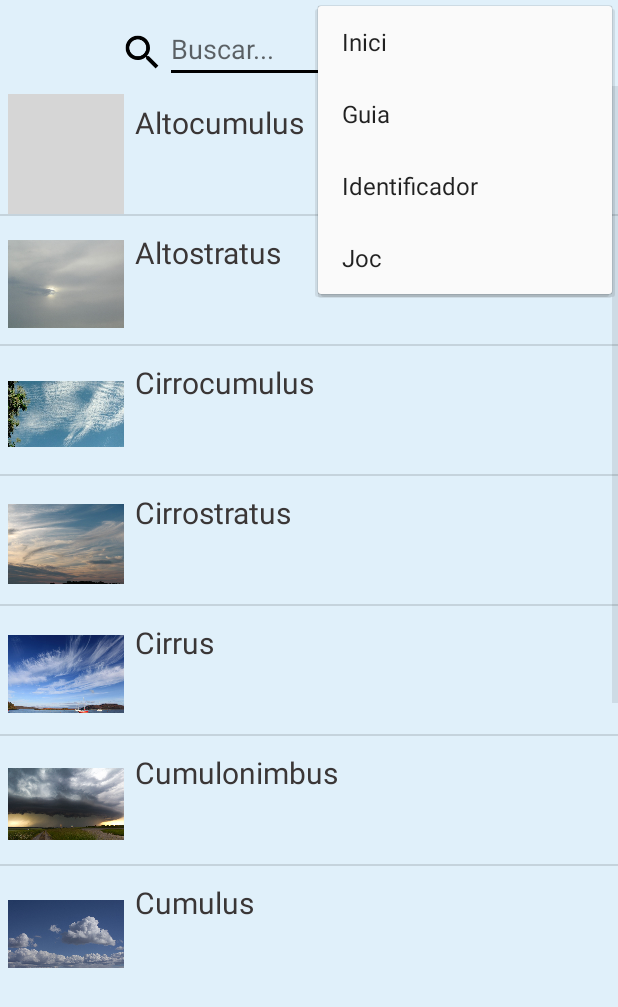
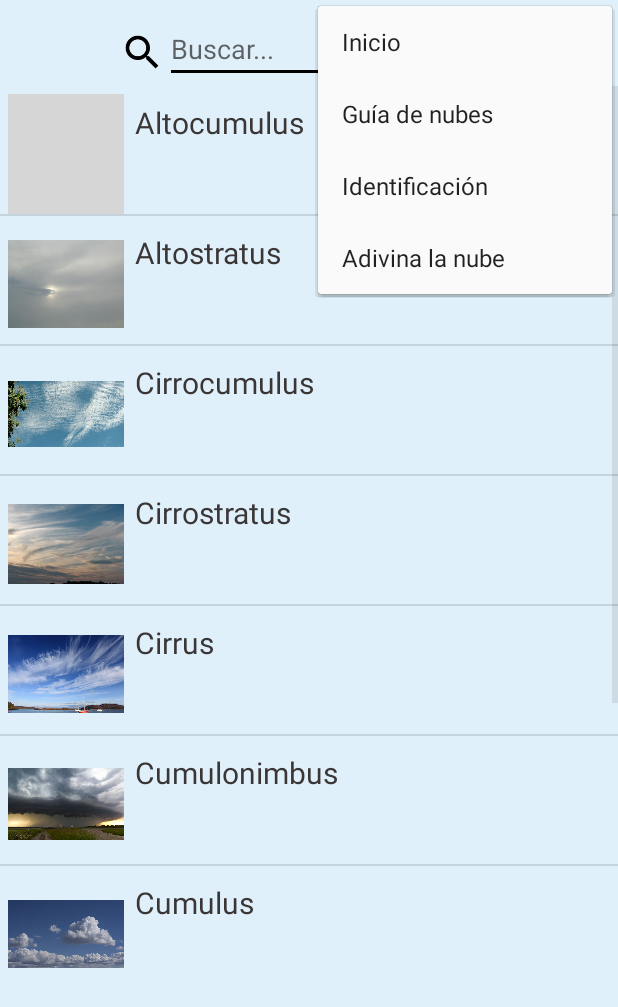
Before and after one commit to txeto90/MyClouds, an Android app: the NuvolListActivity screen opened directly, with no data from a screen before it, with the options menu open, on a phone screen of 412 x 824 dp. Shown: the top 1007 px of the screen. Run offline under Robolectric (Android 15) with nearby library versions, the phone set to English and light mode, and no system bars; grey boxes are pictures that could not be loaded.

Commit message:
falta: - banners

```diff
--- a/app/src/main/java/com/example/myclouds/dao/SQLiteHelper.java
+++ b/app/src/main/java/com/example/myclouds/dao/SQLiteHelper.java
@@ -3,30 +3,28 @@ package com.example.myclouds.dao;
 import android.content.Context;
 import android.database.sqlite.SQLiteDatabase;
 import android.database.sqlite.SQLiteOpenHelper;
-import android.util.Log;
-
 import com.example.myclouds.R;
 import java.io.BufferedReader;
 import java.io.IOException;
 import java.io.InputStream;
 import java.io.InputStreamReader;
-import java.util.Locale;
+
 
 public class SQLiteHelper extends SQLiteOpenHelper {
     private static final String DATABASE_NAME = "nuvols";
     private static final int DATABASE_VERSION = 2;
 
     private final String sqlTableNuvols = "CREATE TABLE nuvols (codi INTEGER PRIMARY KEY, nom TEXT, abrev TEXT, altura TEXT, precipitacio TEXT, descripcio TEXT,  imatge TEXT, icono TEXT)";
-    private final String n1 = "INSERT INTO nuvols (codi, nom, abrev, altura, precipitacio, descripcio, imatge, icono) VALUES (0, 'Cirrus', 'Ci', 'Por encima de los 5 kilometros', 'No', 'Tipo de nube separada, formando filamentos blancos de aspecto fibroso o sedoso. Formadas por cristales de hielo más pesados, que precipitan, dándole su particular aspecto. \n \n Una forma de virga (la nube parece que cae pero se evapora antes de alcanzar el suelo) indican la diferencia en el movimiento del aire entre la parte superior del cirrus y el aire de debajo. Cuando se disponen aislados son síntoma de buen tiempo, pero si avanzan organizados aumentando progresivamente, indican un cambio inminente del tiempo. \n \n Los cirros contribuyen a atrapar el calor emitido por la Tierra hacia el espacio, en consecuencia, no está bien determinado si el efecto de los cirros es de calentamiento o de enfriamiento de la tierra.', 'cirrus_img', 'ci');";
-    private final String n2 = "INSERT INTO nuvols (codi, nom, abrev, altura, precipitacio, descripcio, imatge, icono) VALUES (1, 'Cirrocumulus', 'Cc', 'Entre 6 y 12 kilometros', 'No', 'Nube formada por pequeñas y delgadas áreas blancas, las cuales están compuestas por granos u ondas muy pequeñas. Se forman a partir de cirros o cirrostratos cuando son calentadas desde abajo. Este proceso de calentamiento hace que el aire se eleve y se meta dentro de la nube. Razón por la cual el cirrocúmulo se asocia casi siempre con cirros y cirroestratos. \n \n Los cirrocúmulos y los altocúmulos parecen idénticos, sin embargo, los cirrocúmulos son más altos y no producen sombra. Como todas las nubes de los niveles altos, los cirrocúmulos están compuestos por cristales de hielo, que al evaporarse pueden dar lugar a la aparición de espacios entre las nubes. Estas nubes son síntomas de buen tiempo, salvo si aumentan considerablemente, no suelen indicar cambio de tiempo.', 'cirrocumulus_img', 'cc');";
-    private final String n3 = "INSERT INTO nuvols (codi, nom, abrev, altura, precipitacio, descripcio, imatge, icono) VALUES (2, 'Cirrostratus', 'Cs', 'Entre 6 y 12 kilometros', 'No, aunque suelen anunciarlas', 'Tipo de nubes altas caracterizadas por estar compuestas de cristales de hielo y frecuentemente por la producción del fenómeno óptico, llamado halo. Suelen aparecer como velos blanquecinos, transparentes y fibrosos, a veces cubriendo gran parte o la totalidad del cielo. \n \n Estas nubes suelen suceder a los Cirros y preludian la llegada de mal tiempo por tormentas o frentes cálidos. Son signo de precipitación moderada en las siguientes 12 horas.', 'cirrostratus_img', 'cs');";
-    private final String n4 = "INSERT INTO nuvols (codi, nom, abrev, altura, precipitacio, descripcio, imatge, icono) VALUES (3, 'Altostratus', 'As', 'Entre 2 y 5 kilometros', 'Sí', 'Clase de nube caracterizada por una gran lámina de color grisáceo uniforme, más claras en color que los nimbostratus y más oscuras que los cirroestratos, siendo potencialmente peligrosas para la aeronavegación. En la sección más fina de la nube, se puede ver el sol débilmente como un disco.\n \n Una forma de diferenciar altrostratos y cirrostratos, a parte del halo caracteristico de las nubes cirriformes, es ver si hay sombras en el suelo, en caso negativo, son altoestratos, ya que las cirrostratos son suficientemente trasnparentes para dejar que pase el sol. \n \n Estas nubes son formadas por delante de tormentas, que pueden producir precipitaciones generalizadas y relativamente continuadas, con descenso de la temperatura.', 'altostratus_img', 'as');";
-    private final String n5 = "INSERT INTO nuvols (codi, nom, abrev, altura, precipitacio, descripcio, imatge, icono) VALUES (4, 'Altocumulus', 'Ac', 'Entre 2 y 6 kilometros', 'No, aunque suelen anunciarlas', 'Caracterizada en estratos, capas, o parches con masas en ondas o bandas, de color grisáceas. Generalmente, la nube tiene una parte más oscura que la otra, lo que las ayuda a diferenciarse de los cirrocúmulos. \n \n Los altocúmulos frecuentemente preceden a un frente frío, y con la presencia de mañanas calurosas y húmedas de verano, señalan el desarrollo de nubes de tormenta más tarde en el día. Cuando sus parches se disponen en \"ovejas\" se trata de altocumulus castellanus o castellatus, frecuentemente asociadas a señales de tormenta avanzado el día, debido a que son signo de inestabilidad y convección en los niveles medios de la troposfera. En la zona donde hubiese imponentes cúmulos pueden convertirse en cumulonimbus, una de las tres nubes de advertencia registradas a menudo por la industria de la aviación. \n \n Una forma de altocúmulos, los altocumulus lenticularis u ondas de montaña, suelen reportarse como OVNI.', 'altocumulus_img', 'ac');";
-    private final String n6 = "INSERT INTO nuvols (codi, nom, abrev, altura, precipitacio, descripcio, imatge, icono) VALUES (5, 'Stratus', 'St', 'Menos de 2 kilometros', 'Sí', 'Manto de nubes chatas, sin estructura definida y de baja altitud, siendo de color gris negruzco hasta blanquecinas, y presentando manchas de diferente opacidad y variaciones de color. \n \n Estas nubes son parecidas a una niebla que no llega hasta el suelo, dando en ocasiones, precipitación, transformándose, en caso de estar bajas en altitud, en neblina, niebla, o en llovizna. Las formaciones de estratos vienen acompañadas de precipitación con nimboestratos. \n \n Durante otoño e invierno los estratos pueden permanecer en el cielo durante toda la jornada, mientras que, durante la primavera y principios del verano aparecen durante la madrugada dispersándose durante el día, indicando buen tiempo.', 'stratus_img', 'st');";
-    private final String n7 = "INSERT INTO nuvols (codi, nom, abrev, altura, precipitacio, descripcio, imatge, icono) VALUES (6, 'Stratocumulus', 'Sc', 'Por debajo de 2 kilometros', 'No', 'Nubes caracterizadas por ser grandes masas oscuras, redondeadas, generalmente en grupos, cuyo elementos individuales son más grandes que los de altocumulus, pudiéndose observar el cielo entre ellos. \n \n Generalmente los estratocúmulos no aportan precipitación, o solamente lloviznas o neviscas. Sin embargo, estas nubes suelen anticipar peor tiempo, indicando tormentas a futuro, o al menos un frente tormentoso.\n \n Similares en apariencia a los altocumulos, suelen confundirse. Para distinguirlos, se compara el tamaño de las masas individuales o rollos, apuntando el índice en la dirección de la nube, en caso de ser como el tamaño del pulgar, es un altocúmulo, si es como toda la mano, es un estratocumulo.', 'stratocumulus_img', 'sc');";
-    private final String n8 = "INSERT INTO nuvols (codi, nom, abrev, altura, precipitacio, descripcio, imatge, icono) VALUES (7, 'Nimbostratus', 'Ns', 'Menos de 3 kilometros', 'Sí', 'Nube oscura caracterizada por capas uniformes, generalmente de color gris oscuro, que resultan del engrosamiento de los altoestratos. Los nimbostratos bloquean completamente la luz solar, disminuyendo la visibilidad. \n \n En comparación con los estratos, altoestratos y cirroestratos, los nimboestratos siempre dan precipitaciones, que suelen ser continuas y no muy intensas.', 'nimbostratus_img', 'ns');";
-    private final String n9 = "INSERT INTO nuvols (codi, nom, abrev, altura, precipitacio, descripcio, imatge, icono) VALUES (8, 'Cumulus', 'Cu', 'Por debajo de 2 kilometros', 'Depende, cumulus congestus sí.', 'Tipo de nube con un considerable desarrollo vertical, bordes claramente definidos y un aspecto a menudo parecido al \"algodón\", pudiendo aparecer a pocos cientos de metros del suelo en días húmedos. \n \n Los cúmulos que presentan un ligero crecimiento vertical, llamados cumulus humilis, están asociados al buen tiempo, por lo contrario, si crecen hasta tener una cúpula, se les llama cumulus congestus, siendo nubes de carácter imponente (precursores de otros tipos de nubes, como el cumulonimbo), formadas por lo general de manera aislada, aunque en ocasiones, si se unen varias de ellas, llegan a producir precipitaciones en forma de chubascos.', 'cumulus_img', 'cu');";
-    private final String n10 = "INSERT INTO nuvols (codi, nom, abrev, altura, precipitacio, descripcio, imatge, icono) VALUES (9, 'Cumulonimbus', 'Cb', 'Por debajo de 2 kilometros y hasta 15-20 kilometros', 'Lluvias intensas y tormentas electricas', 'Nubes de gran desarrollo vertical, internamente formadas por una columna de aire cálido y húmedo que se eleva en forma de espiral rotatoria. Para su formación se necesita la concurrencia de tres factores: mucha humedad en el ambiente, una masa inestable de aire caliente y una fuente de energía para subir rápidamente esa masa.\n \n Su base puede encontrarse a no más de 600 metros del suelo, mientras que la cima puede ser superior a los 10 km de altitud. Cuando están plenamente desarrolladas adoptan una forma de yunque con la punta hacia atrás con respecto a la dirección del desplazamiento de la tormenta, es decir, a sotavento. La cima de cumulonimbus suele ser lisa o con estrías, y casi siempre aplastada. Por debajo de la base, muy oscura, aparecen nubes bajas, rasgadas y lluvias. En el desarrollo de las nubes, la cumulonimbus se forman luego de las cumulus congestus.\n \n Estas nubes suelen producir precipitaciones intensas y tormentas eléctricas, especialmente cuando ya están plenamente desarrolladas. Se pueden formar aisladamente, en grupos, o a lo largo de un frente frío en una línea de inestabilidad.', 'cumulonimbus_img', 'cb');";
+    private final String n1 = "INSERT INTO nuvols (codi, nom, abrev, altura, precipitacio, descripcio, imatge, icono) VALUES (0, 'Cirrus', 'Ci', 'Por encima de los 5 kilometros', 'No', 'Tipo de nube separada, formando filamentos blancos de aspecto fibroso o sedoso. Formadas por cristales de hielo más pesados, que precipitan, dándole su particular aspecto. \n \n Una forma de virga (la nube parece que cae pero se evapora antes de alcanzar el suelo) indican la diferencia en el movimiento del aire entre la parte superior del cirrus y el aire de debajo. Cuando se disponen aislados son síntoma de buen tiempo, pero si avanzan organizados aumentando progresivamente, indican un cambio inminente del tiempo. \n \n Los cirros contribuyen a atrapar el calor emitido por la Tierra hacia el espacio, en consecuencia, no está bien determinado si el efecto de los cirros es de calentamiento o de enfriamiento de la tierra.\n\n', 'cirrus_img', 'ci');";
+    private final String n2 = "INSERT INTO nuvols (codi, nom, abrev, altura, precipitacio, descripcio, imatge, icono) VALUES (1, 'Cirrocumulus', 'Cc', 'Entre 6 y 12 kilometros', 'No', 'Nube formada por pequeñas y delgadas áreas blancas, las cuales están compuestas por granos u ondas muy pequeñas. Se forman a partir de cirros o cirrostratos cuando son calentadas desde abajo. Este proceso de calentamiento hace que el aire se eleve y se meta dentro de la nube. Razón por la cual el cirrocúmulo se asocia casi siempre con cirros y cirroestratos. \n \n Los cirrocúmulos y los altocúmulos parecen idénticos, sin embargo, los cirrocúmulos son más altos y no producen sombra. Como todas las nubes de los niveles altos, los cirrocúmulos están compuestos por cristales de hielo, que al evaporarse pueden dar lugar a la aparición de espacios entre las nubes. Estas nubes son síntomas de buen tiempo, salvo si aumentan considerablemente, no suelen indicar cambio de tiempo.\n\n', 'cirrocumulus_img', 'cc');";
+    private final String n3 = "INSERT INTO nuvols (codi, nom, abrev, altura, precipitacio, descripcio, imatge, icono) VALUES (2, 'Cirrostratus', 'Cs', 'Entre 6 y 12 kilometros', 'No, aunque suelen anunciarlas', 'Tipo de nubes altas caracterizadas por estar compuestas de cristales de hielo y frecuentemente por la producción del fenómeno óptico, llamado halo. Suelen aparecer como velos blanquecinos, transparentes y fibrosos, a veces cubriendo gran parte o la totalidad del cielo. \n \n Estas nubes suelen suceder a los Cirros y preludian la llegada de mal tiempo por tormentas o frentes cálidos. Son signo de precipitación moderada en las siguientes 12 horas.\n\n', 'cirrostratus_img', 'cs');";
+    private final String n4 = "INSERT INTO nuvols (codi, nom, abrev, altura, precipitacio, descripcio, imatge, icono) VALUES (3, 'Altostratus', 'As', 'Entre 2 y 5 kilometros', 'Sí', 'Clase de nube caracterizada por una gran lámina de color grisáceo uniforme, más claras en color que los nimbostratus y más oscuras que los cirroestratos, siendo potencialmente peligrosas para la aeronavegación. En la sección más fina de la nube, se puede ver el sol débilmente como un disco.\n \n Una forma de diferenciar altrostratos y cirrostratos, a parte del halo caracteristico de las nubes cirriformes, es ver si hay sombras en el suelo, en caso negativo, son altoestratos, ya que las cirrostratos son suficientemente trasnparentes para dejar que pase el sol. \n \n Estas nubes son formadas por delante de tormentas, que pueden producir precipitaciones generalizadas y relativamente continuadas, con descenso de la temperatura.\n\n', 'altostratus_img', 'as');";
+    private final String n5 = "INSERT INTO nuvols (codi, nom, abrev, altura, precipitacio, descripcio, imatge, icono) VALUES (4, 'Altocumulus', 'Ac', 'Entre 2 y 6 kilometros', 'No, aunque suelen anunciarlas', 'Caracterizada en estratos, capas, o parches con masas en ondas o bandas, de color grisáceas. Generalmente, la nube tiene una parte más oscura que la otra, lo que las ayuda a diferenciarse de los cirrocúmulos. \n \n Los altocúmulos frecuentemente preceden a un frente frío, y con la presencia de mañanas calurosas y húmedas de verano, señalan el desarrollo de nubes de tormenta más tarde en el día. Cuando sus parches se disponen en \"ovejas\" se trata de altocumulus castellanus o castellatus, frecuentemente asociadas a señales de tormenta avanzado el día, debido a que son signo de inestabilidad y convección en los niveles medios de la troposfera. En la zona donde hubiese imponentes cúmulos pueden convertirse en cumulonimbus, una de las tres nubes de advertencia registradas a menudo por la industria de la aviación. \n \n Una forma de altocúmulos, los altocumulus lenticularis u ondas de montaña, suelen reportarse como OVNI.\n\n', 'altocumulus_img', 'ac');";
+    private final String n6 = "INSERT INTO nuvols (codi, nom, abrev, altura, precipitacio, descripcio, imatge, icono) VALUES (5, 'Stratus', 'St', 'Menos de 2 kilometros', 'Sí', 'Manto de nubes chatas, sin estructura definida y de baja altitud, siendo de color gris negruzco hasta blanquecinas, y presentando manchas de diferente opacidad y variaciones de color. \n \n Estas nubes son parecidas a una niebla que no llega hasta el suelo, dando en ocasiones, precipitación, transformándose, en caso de estar bajas en altitud, en neblina, niebla, o en llovizna. Las formaciones de estratos vienen acompañadas de precipitación con nimboestratos. \n \n Durante otoño e invierno los estratos pueden permanecer en el cielo durante toda la jornada, mientras que, durante la primavera y principios del verano aparecen durante la madrugada dispersándose durante el día, indicando buen tiempo.\n\n', 'stratus_img', 'st');";
+    private final String n7 = "INSERT INTO nuvols (codi, nom, abrev, altura, precipitacio, descripcio, imatge, icono) VALUES (6, 'Stratocumulus', 'Sc', 'Por debajo de 2 kilometros', 'No', 'Nubes caracterizadas por ser grandes masas oscuras, redondeadas, generalmente en grupos, cuyo elementos individuales son más grandes que los de altocumulus, pudiéndose observar el cielo entre ellos. \n \n Generalmente los estratocúmulos no aportan precipitación, o solamente lloviznas o neviscas. Sin embargo, estas nubes suelen anticipar peor tiempo, indicando tormentas a futuro, o al menos un frente tormentoso.\n \n Similares en apariencia a los altocumulos, suelen confundirse. Para distinguirlos, se compara el tamaño de las masas individuales o rollos, apuntando el índice en la dirección de la nube, en caso de ser como el tamaño del pulgar, es un altocúmulo, si es como toda la mano, es un estratocumulo.\n\n', 'stratocumulus_img', 'sc');";
+    private final String n8 = "INSERT INTO nuvols (codi, nom, abrev, altura, precipitacio, descripcio, imatge, icono) VALUES (7, 'Nimbostratus', 'Ns', 'Menos de 3 kilometros', 'Sí', 'Nube oscura caracterizada por capas uniformes, generalmente de color gris oscuro, que resultan del engrosamiento de los altoestratos. Los nimbostratos bloquean completamente la luz solar, disminuyendo la visibilidad. \n \n En comparación con los estratos, altoestratos y cirroestratos, los nimboestratos siempre dan precipitaciones, que suelen ser continuas y no muy intensas.\n\n', 'nimbostratus_img', 'ns');";
+    private final String n9 = "INSERT INTO nuvols (codi, nom, abrev, altura, precipitacio, descripcio, imatge, icono) VALUES (8, 'Cumulus', 'Cu', 'Por debajo de 2 kilometros', 'Depende, cumulus congestus sí.', 'Tipo de nube con un considerable desarrollo vertical, bordes claramente definidos y un aspecto a menudo parecido al \"algodón\", pudiendo aparecer a pocos cientos de metros del suelo en días húmedos. \n \n Los cúmulos que presentan un ligero crecimiento vertical, llamados cumulus humilis, están asociados al buen tiempo, por lo contrario, si crecen hasta tener una cúpula, se les llama cumulus congestus, siendo nubes de carácter imponente (precursores de otros tipos de nubes, como el cumulonimbo), formadas por lo general de manera aislada, aunque en ocasiones, si se unen varias de ellas, llegan a producir precipitaciones en forma de chubascos.\n\n', 'cumulus_img', 'cu');";
+    private final String n10 = "INSERT INTO nuvols (codi, nom, abrev, altura, precipitacio, descripcio, imatge, icono) VALUES (9, 'Cumulonimbus', 'Cb', 'Por debajo de 2 kilometros y hasta 15-20 kilometros', 'Lluvias intensas y tormentas electricas', 'Nubes de gran desarrollo vertical, internamente formadas por una columna de aire cálido y húmedo que se eleva en forma de espiral rotatoria. Para su formación se necesita la concurrencia de tres factores: mucha humedad en el ambiente, una masa inestable de aire caliente y una fuente de energía para subir rápidamente esa masa.\n \n Su base puede encontrarse a no más de 600 metros del suelo, mientras que la cima puede ser superior a los 10 km de altitud. Cuando están plenamente desarrolladas adoptan una forma de yunque con la punta hacia atrás con respecto a la dirección del desplazamiento de la tormenta, es decir, a sotavento. La cima de cumulonimbus suele ser lisa o con estrías, y casi siempre aplastada. Por debajo de la base, muy oscura, aparecen nubes bajas, rasgadas y lluvias. En el desarrollo de las nubes, la cumulonimbus se forman luego de las cumulus congestus.\n \n Estas nubes suelen producir precipitaciones intensas y tormentas eléctricas, especialmente cuando ya están plenamente desarrolladas. Se pueden formar aisladamente, en grupos, o a lo largo de un frente frío en una línea de inestabilidad.\n\n', 'cumulonimbus_img', 'cb');";
 
     private Context sqlcontext;
 
@@ -72,7 +70,6 @@ public class SQLiteHelper extends SQLiteOpenHelper {
 
         try {
             while (((line = reader.readLine()) != null)){
-                Log.d("kk", line);
                 db.execSQL(line);
             }
         } catch (IOException e) {
--- a/app/src/main/res/layout/activity_main.xml
+++ b/app/src/main/res/layout/activity_main.xml
@@ -5,11 +5,11 @@
     android:layout_width="match_parent"
     android:layout_height="match_parent"
     tools:context=".activity.MainActivity">
-
+    <!--
         <com.google.android.material.appbar.AppBarLayout
             android:layout_width="match_parent"
             android:layout_height="wrap_content"
-        android:theme="@style/AppTheme.AppBarOverlay">
+            android:theme="@style/AppTheme.arOverlay">
 
             <androidx.appcompat.widget.Toolbar
                 android:id="@+id/toolbar"
@@ -19,6 +19,7 @@
                 app:popupTheme="@style/AppTheme.PopupOverlay" />
 
         </com.google.android.material.appbar.AppBarLayout>
+    -->
 
     <include layout="@layout/content_main" />
 
--- a/app/src/main/res/layout/activity_nuvol_list.xml
+++ b/app/src/main/res/layout/activity_nuvol_list.xml
@@ -9,7 +9,7 @@
 
     <RelativeLayout
         android:layout_width="match_parent"
-        android:layout_height="wrap_content"
+        android:layout_height="?attr/actionBarSize"
         android:theme="@style/AppTheme.AppBarOverlay">
 
         <androidx.appcompat.widget.Toolbar
--- a/app/src/main/res/layout/content_nuvol_list.xml
+++ b/app/src/main/res/layout/content_nuvol_list.xml
@@ -11,7 +11,7 @@
 
     <LinearLayout
         android:layout_width="match_parent"
-        android:layout_height="match_parent">
+        android:layout_height="wrap_content">
 
         <ImageView
             android:id="@+id/imageView"
--- a/app/src/main/res/menu/menu_main.xml
+++ b/app/src/main/res/menu/menu_main.xml
@@ -5,22 +5,22 @@
     <item
         android:id="@+id/inici"
         android:orderInCategory="100"
-        android:title="Inici"
+        android:title="@string/inicimenu"
         app:showAsAction="never" />
     <item
         android:id="@+id/guia"
         android:orderInCategory="100"
-        android:title="Guia"
+        android:title="@string/guiamenu"
         app:showAsAction="never" />
     <item
         android:id="@+id/identificador"
         android:orderInCategory="100"
-        android:title="Identificador"
+        android:title="@string/identificadormenu"
         app:showAsAction="never" />
     <item
         android:id="@+id/joc"
         android:orderInCategory="100"
-        android:title="Joc"
+        android:title="@string/jocmenu"
         app:showAsAction="never" />
 
 </menu>
```
Also changed, not shown: app/src/main/res/navigation/nav_graph.xml (deleted, +0 -28 lines), app/src/main/res/navigation/nav_graph2.xml (deleted, +0 -28 lines), app/src/main/res/navigation/nav_graph3.xml (deleted, +0 -28 lines), app/src/main/res/navigation/nav_graph4.xml (deleted, +0 -28 lines), app/src/main/res/navigation/nav_graph5.xml (deleted, +0 -28 lines), app/src/main/res/values/strings.xml (+10 -11 lines). Lines whose indentation alone changed are shown as unchanged.
